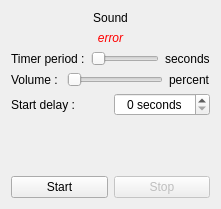
Qt form TimerUi.ui (Folcogh/SC2Metro) before a commit.
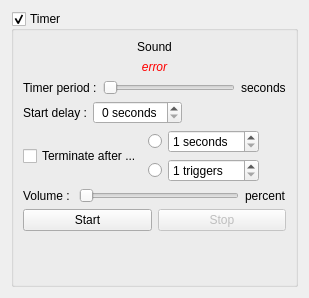
The same form after that commit.

Commit message: - added a checkbox to enable/disable a timer without destroying it - added UI components to allow timer termination after x seconds/triggers

Diff of the .ui file:
```diff
--- a/TimerUi.ui
+++ b/TimerUi.ui
@@ -6,13 +6,22 @@
    <rect>
     <x>0</x>
     <y>0</y>
-    <width>221</width>
-    <height>209</height>
+    <width>309</width>
+    <height>298</height>
    </rect>
   </property>
   <property name="windowTitle">
    <string>Form</string>
   </property>
+  <layout class="QVBoxLayout" name="verticalLayout_2">
+   <item>
+    <widget class="QGroupBox" name="gboxTimer">
+     <property name="title">
+      <string>Timer</string>
+     </property>
+     <property name="checkable">
+      <bool>true</bool>
+     </property>
   <layout class="QVBoxLayout" name="verticalLayout">
    <item>
     <widget class="QLabel" name="labelSound">
@@ -77,7 +86,115 @@
     </layout>
    </item>
    <item>
-    <layout class="QHBoxLayout" name="horizontalLayout_2">
+       <layout class="QHBoxLayout" name="hlayoutDelay">
+        <item>
+         <widget class="QLabel" name="labelDelay">
+          <property name="text">
+           <string>Start delay :</string>
+          </property>
+          <property name="buddy">
+           <cstring>spinDelay</cstring>
+          </property>
+         </widget>
+        </item>
+        <item>
+         <widget class="QSpinBox" name="spinDelay">
+          <property name="alignment">
+           <set>Qt::AlignCenter</set>
+          </property>
+          <property name="suffix">
+           <string> seconds</string>
+          </property>
+         </widget>
+        </item>
+        <item>
+         <spacer name="hspacerDelay">
+          <property name="orientation">
+           <enum>Qt::Horizontal</enum>
+          </property>
+          <property name="sizeHint" stdset="0">
+           <size>
+            <width>40</width>
+            <height>20</height>
+           </size>
+          </property>
+         </spacer>
+        </item>
+       </layout>
+      </item>
+      <item>
+       <layout class="QHBoxLayout" name="hlayoutTerminate">
+        <item>
+         <widget class="QCheckBox" name="checkTerminate">
+          <property name="text">
+           <string>Terminate after ...</string>
+          </property>
+         </widget>
+        </item>
+        <item>
+         <layout class="QGridLayout" name="glayoutTerminate">
+          <item row="0" column="0">
+           <widget class="QRadioButton" name="radioTerminateSeconds">
+            <property name="text">
+             <string/>
+            </property>
+            <attribute name="buttonGroup">
+             <string notr="true">groupTerminate</string>
+            </attribute>
+           </widget>
+          </item>
+          <item row="0" column="1">
+           <widget class="QSpinBox" name="spinTerminateSeconds">
+            <property name="suffix">
+             <string> seconds</string>
+            </property>
+            <property name="minimum">
+             <number>1</number>
+            </property>
+           </widget>
+          </item>
+          <item row="1" column="0">
+           <widget class="QRadioButton" name="radioTerminateTriggers">
+            <property name="text">
+             <string/>
+            </property>
+            <attribute name="buttonGroup">
+             <string notr="true">groupTerminate</string>
+            </attribute>
+           </widget>
+          </item>
+          <item row="1" column="1">
+           <widget class="QSpinBox" name="spinTerminateTriggers">
+            <property name="suffix">
+             <string> triggers</string>
+            </property>
+            <property name="minimum">
+             <number>1</number>
+            </property>
+            <property name="maximum">
+             <number>900</number>
+            </property>
+           </widget>
+          </item>
+         </layout>
+        </item>
+        <item>
+         <spacer name="hspacerTerminate">
+          <property name="orientation">
+           <enum>Qt::Horizontal</enum>
+          </property>
+          <property name="sizeHint" stdset="0">
+           <size>
+            <width>40</width>
+            <height>20</height>
+           </size>
+          </property>
+         </spacer>
+        </item>
+       </layout>
+      </item>
+      <item>
+       <layout class="QHBoxLayout" name="hlayoutVolume">
      <item>
       <widget class="QLabel" name="labelVolume">
        <property name="text">
@@ -105,44 +222,7 @@
     </layout>
    </item>
    <item>
-    <layout class="QHBoxLayout" name="hlayoutDelay">
-     <item>
-      <widget class="QLabel" name="labelDelay">
-       <property name="text">
-        <string>Start delay :</string>
-       </property>
-       <property name="buddy">
-        <cstring>spinDelay</cstring>
-       </property>
-      </widget>
-     </item>
-     <item>
-      <widget class="QSpinBox" name="spinDelay">
-       <property name="alignment">
-        <set>Qt::AlignCenter</set>
-       </property>
-       <property name="suffix">
-        <string> seconds</string>
-       </property>
-      </widget>
-     </item>
-    </layout>
-   </item>
-   <item>
-    <spacer name="verticalSpacer">
-     <property name="orientation">
-      <enum>Qt::Vertical</enum>
-     </property>
-     <property name="sizeHint" stdset="0">
-      <size>
-       <width>20</width>
-       <height>40</height>
-      </size>
-     </property>
-    </spacer>
-   </item>
-   <item>
-    <layout class="QHBoxLayout" name="horizontalLayout">
+       <layout class="QHBoxLayout" name="hlayoutButtons">
      <item>
       <widget class="QPushButton" name="buttonStart">
        <property name="text">
@@ -162,6 +242,22 @@
      </item>
     </layout>
    </item>
+      <item>
+       <spacer name="verticalSpacer">
+        <property name="orientation">
+         <enum>Qt::Vertical</enum>
+        </property>
+        <property name="sizeHint" stdset="0">
+         <size>
+          <width>20</width>
+          <height>40</height>
+         </size>
+        </property>
+       </spacer>
+      </item>
+     </layout>
+    </widget>
+   </item>
   </layout>
  </widget>
  <resources/>
```
Left out of the diff: 5 changed lines with no effect on the pictures. Lines whose indentation alone changed are shown as unchanged. The commit also changes 4 other files.
